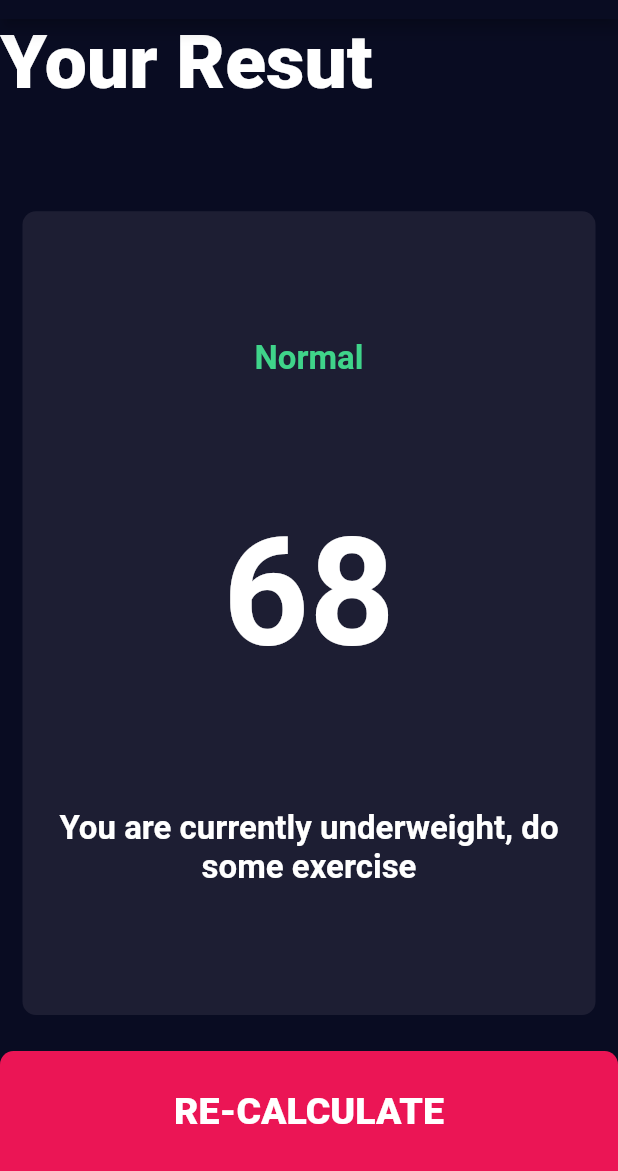
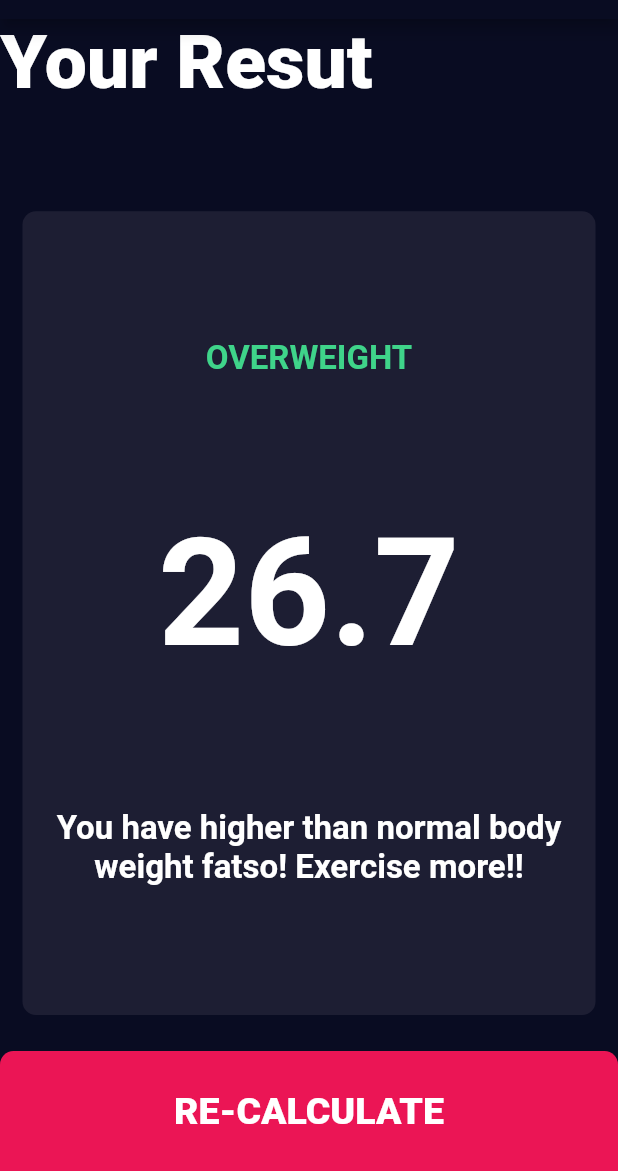
Before and after one commit to ayushh-gautam/bmi_app_, a Flutter app: the screen it shows after launch, after a tap on "CALCULATE", on a phone screen of 412 x 824 dp, the part 65-1236 px from its top. Run offline on Flutter 3.47's test engine with Material 2 defaults, Android fonts, the phone set to English and light mode, and no system bars.

Commit message:
added functionality into the app

```diff
--- a/lib/bmi.dart
+++ b/lib/bmi.dart
@@ -1,4 +1,5 @@
 // ignore_for_file: prefer_const_constructors, prefer_const_literals_to_create_immutables
+import 'package:bmi_calculator/calculator.dart';
 import 'package:bmi_calculator/results.dart';
 import 'package:flutter/material.dart';
 import 'widgets.dart';
@@ -19,17 +20,9 @@ class BmiApp extends StatefulWidget {
 
 class _BmiAppState extends State<BmiApp> {
   int height = 150;
-  int weight = 30;
+  int weight = 60;
   int age = 16;
   Gender? selectedGender;
-
-  void reset() {
-    setState(() {
-      height = 0;
-      weight = 0;
-      age = 0;
-    });
-  }
 
   @override
   Widget build(BuildContext context) {
@@ -232,8 +225,16 @@ class _BmiAppState extends State<BmiApp> {
             BottomCalculateConainer(
               buttonTiltle: 'CALCULATE',
               onTap: (() {
-                Navigator.push(context,
-                    MaterialPageRoute(builder: (context) => ResultPage()));
+                BmiCalculator calcu =
+                    BmiCalculator(height: height, weight: weight);
+                Navigator.push(
+                    context,
+                    MaterialPageRoute(
+                        builder: (context) => ResultPage(
+                              bmiResult: calcu.calculateBmi(),
+                              bmiText: calcu.getResult(),
+                              bmiInterpretion: calcu.getInterpretation(),
+                            )));
               }),
             )
           ],
--- /dev/null
+++ b/lib/calculator.dart
@@ -0,0 +1,37 @@
+// ignore_for_file: public_member_api_docs, sort_constructors_first
+// ignore_for_file: non_constant_identifier_names, body_might_complete_normally_nullable, unused_local_variable
+
+import 'dart:math';
+
+class BmiCalculator {
+  BmiCalculator({this.height, this.weight});
+  final int? height;
+  final int? weight;
+
+  dynamic _bmi;
+
+  String? calculateBmi() {
+    _bmi = weight! / (pow(height! / 100, 2));
+    return _bmi.toStringAsFixed(1);
+  }
+
+  String? getResult() {
+    if (_bmi >= 25) {
+      return 'Overweight';
+    } else if (_bmi >= 18.5) {
+      return 'Normal';
+    } else {
+      return 'Underweight';
+    }
+  }
+
+  String? getInterpretation() {
+    if (_bmi >= 25) {
+      return 'You have higher than normal body weight fatso! Exercise more!!';
+    } else if (_bmi >= 18.5) {
+      return 'Congratulations! You have an normal body weight.';
+    } else {
+      return 'Eat more and exercise more you thin ass bamboo!';
+    }
+  }
+}
--- a/lib/main.dart
+++ b/lib/main.dart
@@ -6,6 +6,7 @@ import 'bmi.dart';
 
 void main(List<String> args) {
   runApp(MaterialApp(
+    debugShowCheckedModeBanner: false,
     theme: ThemeData.dark().copyWith(
       primaryColor: Color(0xFF090C22),
       appBarTheme: const AppBarTheme(color: Color(0xFF090C22)),
--- a/lib/results.dart
+++ b/lib/results.dart
@@ -1,11 +1,17 @@
-// ignore_for_file: prefer_const_constructors
-
+// ignore_for_file: prefer_const_constructors, use_key_in_widget_constructors, prefer_const_constructors_in_immutables, non_constant_identifier_names
+import 'package:bmi_calculator/bmi.dart';
 import 'package:flutter/material.dart';
 import 'constants.dart';
 import 'widgets.dart';
 
 class ResultPage extends StatelessWidget {
-  const ResultPage({super.key});
+  ResultPage(
+      {@required this.bmiResult,
+      @required this.bmiText,
+      @required this.bmiInterpretion});
+  final String? bmiResult;
+  final String? bmiText;
+  final String? bmiInterpretion;
 
   @override
   Widget build(BuildContext context) {
@@ -33,15 +39,15 @@ class ResultPage extends StatelessWidget {
                   // ignore: prefer_const_literals_to_create_immutables
                   children: [
                     Text(
-                      'Normal',
+                      bmiText.toString().toUpperCase(),
                       style: kResultTextStyle,
                     ),
                     Text(
-                      '68',
+                      bmiResult.toString(),
                       style: kBmiResultStyle,
                     ),
                     Text(
-                      'You are currently underweight, do some exercise',
+                      bmiInterpretion.toString(),
                       textAlign: TextAlign.center,
                       style: kNotationStyle,
                     )
@@ -50,7 +56,9 @@ class ResultPage extends StatelessWidget {
               )),
           BottomCalculateConainer(
             buttonTiltle: 'RE-CALCULATE',
-            onTap: (() {}),
+            onTap: (() {
+              Navigator.pop(context);
+            }),
           ),
         ],
       ),
```
